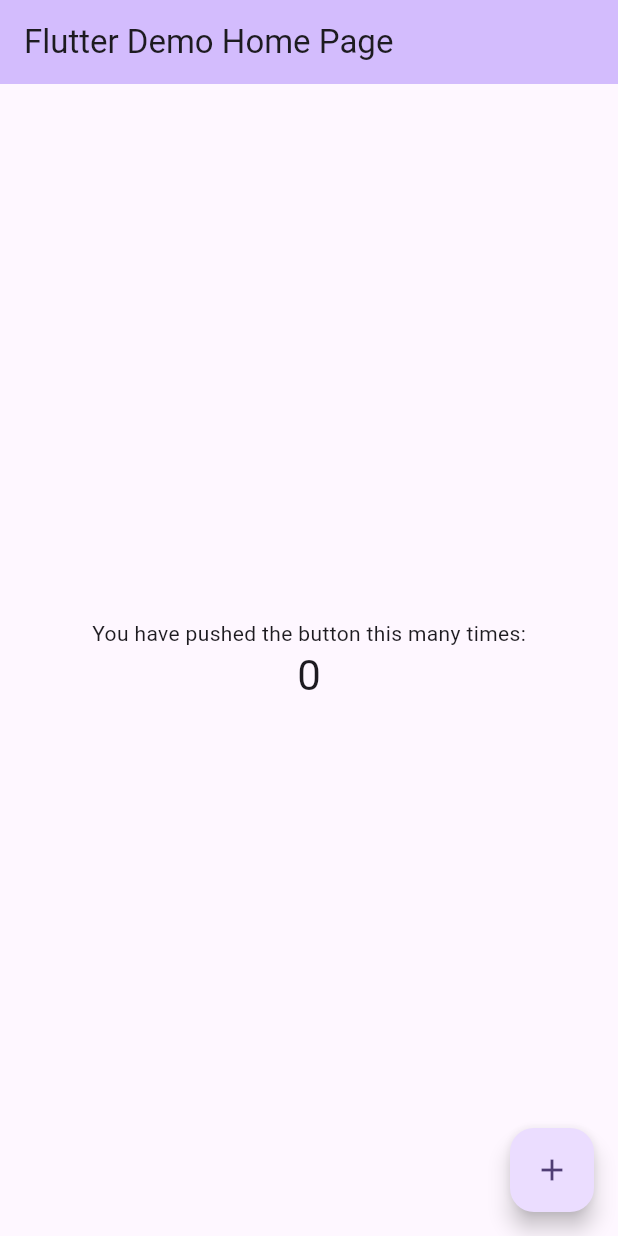
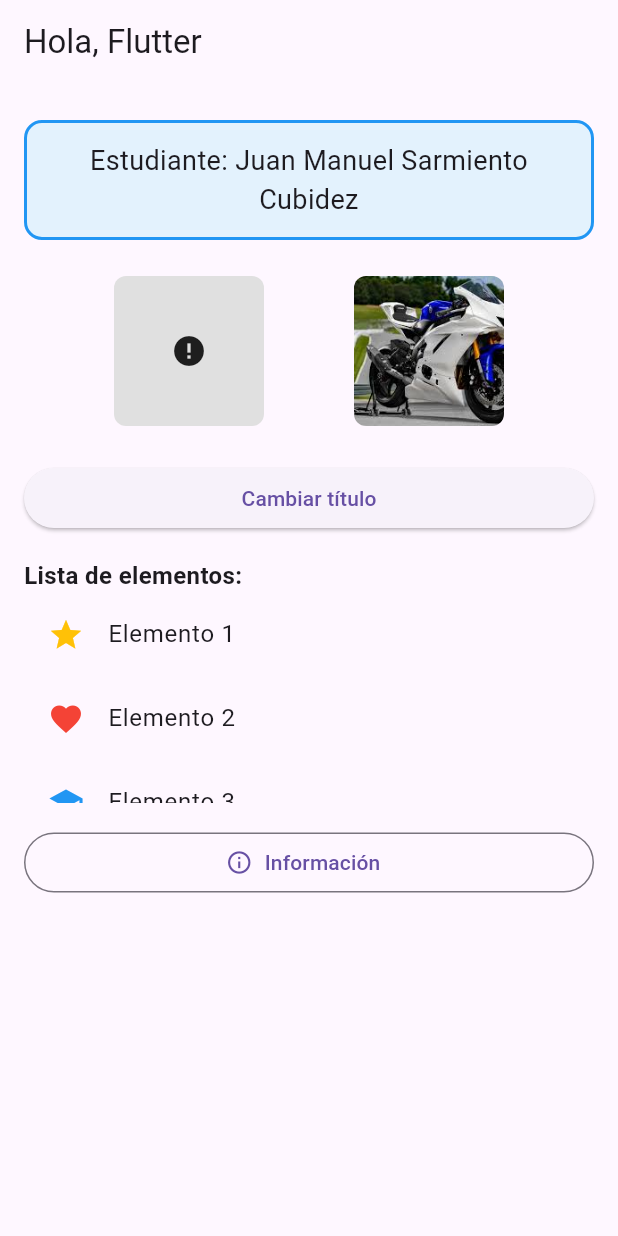
Before and after one commit to sarmiento-juan/moviles, a Flutter app: the screen it shows after launch, on a phone screen of 412 x 824 dp. Run offline on Flutter 3.47's test engine with Material 3 defaults, Android fonts, the phone set to English and light mode, and no system bars; network calls fail.

Commit message:
ImplementacionTALLER1
implemento taller 1

```diff
--- a/lib/main.dart
+++ b/lib/main.dart
@@ -1,122 +1,159 @@
 import 'package:flutter/material.dart';
 
-void main() {
-  runApp(const MyApp());
-}
+void main() => runApp(const MyApp());
 
 class MyApp extends StatelessWidget {
   const MyApp({super.key});
-
-  // This widget is the root of your application.
   @override
   Widget build(BuildContext context) {
     return MaterialApp(
-      title: 'Flutter Demo',
-      theme: ThemeData(
-        // This is the theme of your application.
-        //
-        // TRY THIS: Try running your application with "flutter run". You'll see
-        // the application has a purple toolbar. Then, without quitting the app,
-        // try changing the seedColor in the colorScheme below to Colors.green
-        // and then invoke "hot reload" (save your changes or press the "hot
-        // reload" button in a Flutter-supported IDE, or press "r" if you used
-        // the command line to start the app).
-        //
-        // Notice that the counter didn't reset back to zero; the application
-        // state is not lost during the reload. To reset the state, use hot
-        // restart instead.
-        //
-        // This works for code too, not just values: Most code changes can be
-        // tested with just a hot reload.
-        colorScheme: ColorScheme.fromSeed(seedColor: Colors.deepPurple),
-      ),
-      home: const MyHomePage(title: 'Flutter Demo Home Page'),
+      title: 'Intro Flutter',
+      home: const HomePage(),
+      debugShowCheckedModeBanner: false,
     );
   }
 }
 
-class MyHomePage extends StatefulWidget {
-  const MyHomePage({super.key, required this.title});
-
-  // This widget is the home page of your application. It is stateful, meaning
-  // that it has a State object (defined below) that contains fields that affect
-  // how it looks.
-
-  // This class is the configuration for the state. It holds the values (in this
-  // case the title) provided by the parent (in this case the App widget) and
-  // used by the build method of the State. Fields in a Widget subclass are
-  // always marked "final".
-
-  final String title;
-
+class HomePage extends StatefulWidget {
+  const HomePage({super.key});
   @override
-  State<MyHomePage> createState() => _MyHomePageState();
+  State<HomePage> createState() => _HomePageState();
 }
 
-class _MyHomePageState extends State<MyHomePage> {
-  int _counter = 0;
-
-  void _incrementCounter() {
-    setState(() {
-      // This call to setState tells the Flutter framework that something has
-      // changed in this State, which causes it to rerun the build method below
-      // so that the display can reflect the updated values. If we changed
-      // _counter without calling setState(), then the build method would not be
-      // called again, and so nothing would appear to happen.
-      _counter++;
-    });
-  }
+class _HomePageState extends State<HomePage> {
+  String title = 'Hola, Flutter';
 
   @override
   Widget build(BuildContext context) {
-    // This method is rerun every time setState is called, for instance as done
-    // by the _incrementCounter method above.
-    //
-    // The Flutter framework has been optimized to make rerunning build methods
-    // fast, so that you can just rebuild anything that needs updating rather
-    // than having to individually change instances of widgets.
     return Scaffold(
-      appBar: AppBar(
-        // TRY THIS: Try changing the color here to a specific color (to
-        // Colors.amber, perhaps?) and trigger a hot reload to see the AppBar
-        // change color while the other colors stay the same.
-        backgroundColor: Theme.of(context).colorScheme.inversePrimary,
-        // Here we take the value from the MyHomePage object that was created by
-        // the App.build method, and use it to set our appbar title.
-        title: Text(widget.title),
-      ),
-      body: Center(
-        // Center is a layout widget. It takes a single child and positions it
-        // in the middle of the parent.
+      appBar: AppBar(title: Text(title)),
+      body: Padding(
+        padding: const EdgeInsets.all(16),
         child: Column(
-          // Column is also a layout widget. It takes a list of children and
-          // arranges them vertically. By default, it sizes itself to fit its
-          // children horizontally, and tries to be as tall as its parent.
-          //
-          // Column has various properties to control how it sizes itself and
-          // how it positions its children. Here we use mainAxisAlignment to
-          // center the children vertically; the main axis here is the vertical
-          // axis because Columns are vertical (the cross axis would be
-          // horizontal).
-          //
-          // TRY THIS: Invoke "debug painting" (choose the "Toggle Debug Paint"
-          // action in the IDE, or press "p" in the console), to see the
-          // wireframe for each widget.
-          mainAxisAlignment: MainAxisAlignment.center,
-          children: <Widget>[
-            const Text('You have pushed the button this many times:'),
-            Text(
-              '$_counter',
-              style: Theme.of(context).textTheme.headlineMedium,
+          crossAxisAlignment: CrossAxisAlignment.stretch,
+          children: [
+            // Container con color y borde alrededor del nombre
+            Container(
+              margin: const EdgeInsets.symmetric(vertical: 8),
+              padding: const EdgeInsets.all(12),
+              decoration: BoxDecoration(
+                color: Colors.blue.shade50,
+                border: Border.all(color: Colors.blue, width: 2),
+                borderRadius: BorderRadius.circular(12),
+              ),
+              child: const Text(
+                'Estudiante: Juan Manuel Sarmiento Cubidez',
+                style: TextStyle(fontSize: 18),
+                textAlign: TextAlign.center,
+              ),
+            ),
+            const SizedBox(height: 16),
+            Row(
+              mainAxisAlignment: MainAxisAlignment.spaceEvenly,
+              children: [
+                // Imagen de red
+                ClipRRect(
+                  borderRadius: BorderRadius.circular(8),
+                  child: Image.network(
+                    'https://picsum.photos/100/100?random=1',
+                    width: 100,
+                    height: 100,
+                    fit: BoxFit.cover,
+                    errorBuilder: (context, error, stackTrace) {
+                      return Container(
+                        width: 100,
+                        height: 100,
+                        color: Colors.grey[300],
+                        child: const Icon(Icons.error),
+                      );
+                    },
+                  ),
+                ),
+                // Imagen de assets con manejo de errores
+                ClipRRect(
+                  borderRadius: BorderRadius.circular(8),
+                  child: Image.asset(
+                    'assets/images/R6.jpeg',
+                    width: 100,
+                    height: 100,
+                    fit: BoxFit.cover,
+                    errorBuilder: (context, error, stackTrace) {
+                      return Container(
+                        width: 100,
+                        height: 100,
+                        color: Colors.grey[300],
+                        child: const Icon(Icons.image_not_supported),
+                      );
+                    },
+                  ),
+                ),
+              ],
+            ),
+            const SizedBox(height: 24),
+            ElevatedButton(
+              onPressed: () {
+                setState(() {
+                  title = (title == 'Hola, Flutter') ? '¡Título cambiado!' : 'Hola, Flutter';
+                });
+                ScaffoldMessenger.of(context).showSnackBar(
+                  const SnackBar(content: Text('Título actualizado')),
+                );
+              },
+              child: const Text('Cambiar título'),
+            ),
+            const SizedBox(height: 16),
+            // ListView simple de 4 elementos con icono y texto
+            const Text(
+              'Lista de elementos:',
+              style: TextStyle(fontWeight: FontWeight.bold, fontSize: 16),
+            ),
+            SizedBox(
+              height: 140,
+              child: ListView(
+                children: [
+                  ListTile(
+                    leading: Icon(Icons.star, color: Colors.amber),
+                    title: Text('Elemento 1'),
+                  ),
+                  ListTile(
+                    leading: Icon(Icons.favorite, color: Colors.red),
+                    title: Text('Elemento 2'),
+                  ),
+                  ListTile(
+                    leading: Icon(Icons.school, color: Colors.blue),
+                    title: Text('Elemento 3'),
+                  ),
+                  ListTile(
+                    leading: Icon(Icons.check_circle, color: Colors.green),
+                    title: Text('Elemento 4'),
+                  ),
+                ],
+              ),
+            ),
+            const SizedBox(height: 16),
+            // OutlinedButton adicional
+            OutlinedButton.icon(
+              icon: const Icon(Icons.info_outline),
+              label: const Text('Información'),
+              onPressed: () {
+                showDialog(
+                  context: context,
+                  builder: (context) => AlertDialog(
+                    title: const Text('Información'),
+                    content: const Text('Esta es una acción adicional con OutlinedButton.'),
+                    actions: [
+                      TextButton(
+                        child: const Text('Cerrar'),
+                        onPressed: () => Navigator.of(context).pop(),
+                      ),
+                    ],
+                  ),
+                );
+              },
             ),
           ],
         ),
       ),
-      floatingActionButton: FloatingActionButton(
-        onPressed: _incrementCounter,
-        tooltip: 'Increment',
-        child: const Icon(Icons.add),
-      ), // This trailing comma makes auto-formatting nicer for build methods.
     );
   }
 }
--- a/pubspec.yaml
+++ b/pubspec.yaml
@@ -58,8 +58,8 @@ flutter:
   uses-material-design: true
 
   # To add assets to your application, add an assets section, like this:
-  # assets:
-  #   - images/a_dot_burr.jpeg
+  assets:
+    - assets/images/
   #   - images/a_dot_ham.jpeg
 
   # An image asset can refer to one or more resolution-specific "variants", see
```
Also changed, not shown: assets/images/R6.jpeg (added).
